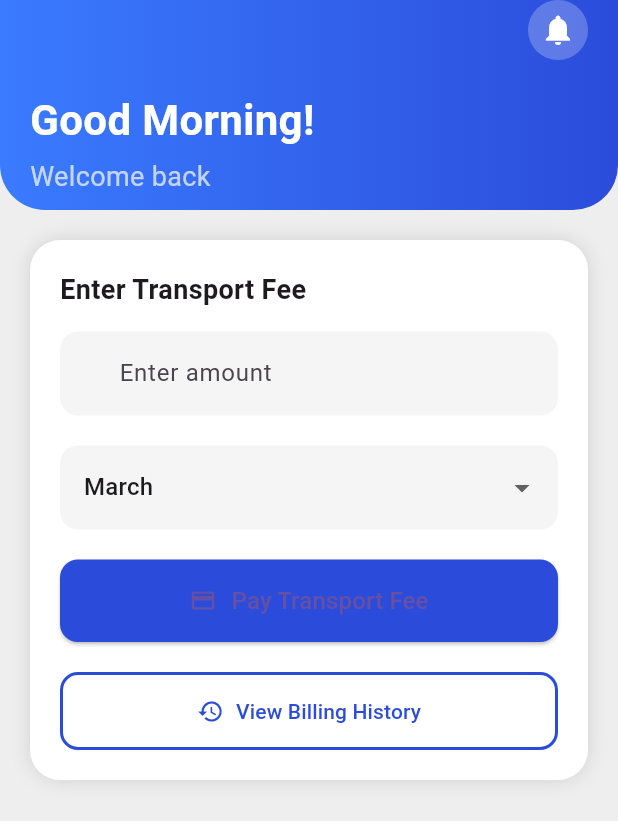
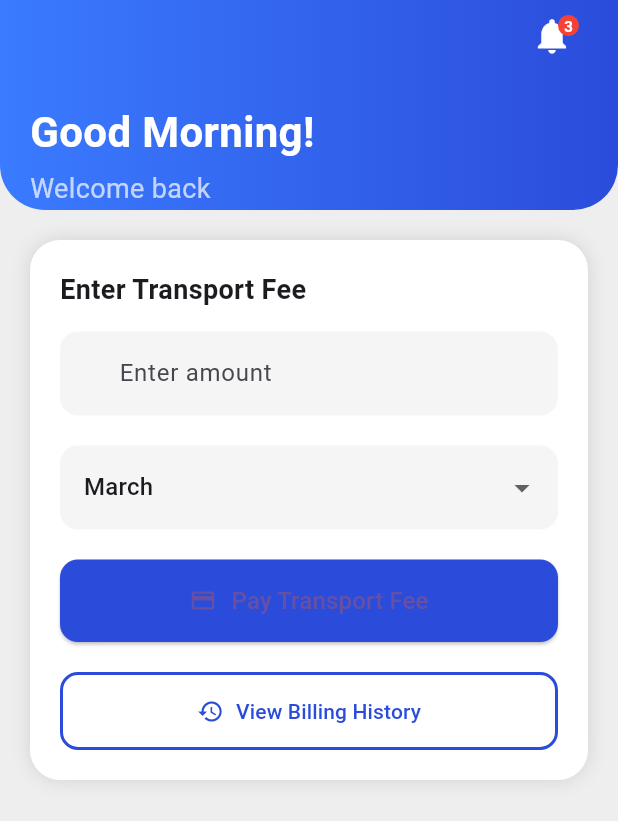
Before and after one commit to 2nd-Year-Projects-uni/school_transport_system_app, a Flutter app: the HomeScreen screen opened directly, on a phone screen of 412 x 824 dp. Shown: the top 821 px of the screen. Run offline on Flutter 3.47's test engine with Material 3 defaults, Android fonts, the phone set to English and light mode, and no system bars; our stand-ins replace cloud_firestore, firebase_auth, firebase_core, google_maps_flutter, image_picker; accounts and stored records are empty.

Commit message:
Updated HomeScreen header with notification bell

```diff
--- a/lib/pay.dart
+++ b/lib/pay.dart
@@ -96,14 +96,44 @@ class _HomeScreenState extends State<HomeScreen> {
                 crossAxisAlignment: CrossAxisAlignment.start,
                 children: [
                   Row(
-                    mainAxisAlignment: MainAxisAlignment.end,
-                    children: [
-                      CircleAvatar(
-                        backgroundColor: Colors.white24,
-                        child: Icon(Icons.notifications, color: Colors.white),
-                      ),
-                    ],
-                  ),
+  mainAxisAlignment: MainAxisAlignment.end,
+  children: [
+    Stack(
+      children: [
+        IconButton(
+          icon: Icon(Icons.notifications, color: Colors.white, size: 28),
+          onPressed: () {
+            Navigator.push(
+              context,
+              MaterialPageRoute(
+                builder: (_) => const NotificationScreen(),
+              ),
+            );
+          },
+        ),
+        Positioned(
+          right: 6,
+          top: 6,
+          child: Container(
+            padding: EdgeInsets.all(4),
+            decoration: BoxDecoration(
+              color: Colors.red,
+              shape: BoxShape.circle,
+            ),
+            child: Text(
+              "3", // number of unread notifications
+              style: TextStyle(
+                color: Colors.white,
+                fontSize: 10,
+                fontWeight: FontWeight.bold,
+              ),
+            ),
+          ),
+        ),
+      ],
+    ),
+  ],
+),
                   SizedBox(height: 20),
                   Text(
                     "$greeting!",
```
